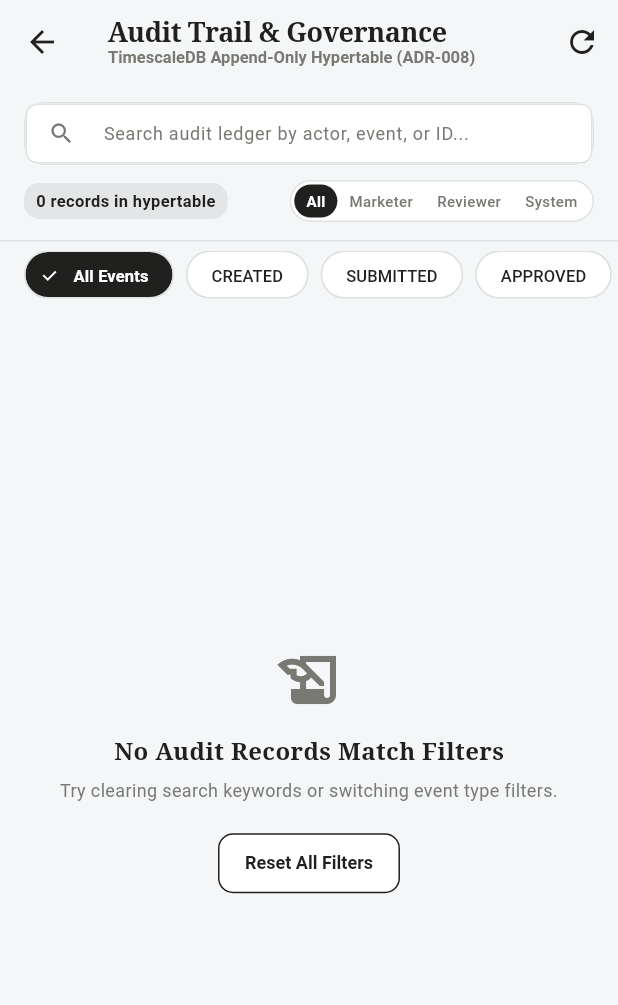
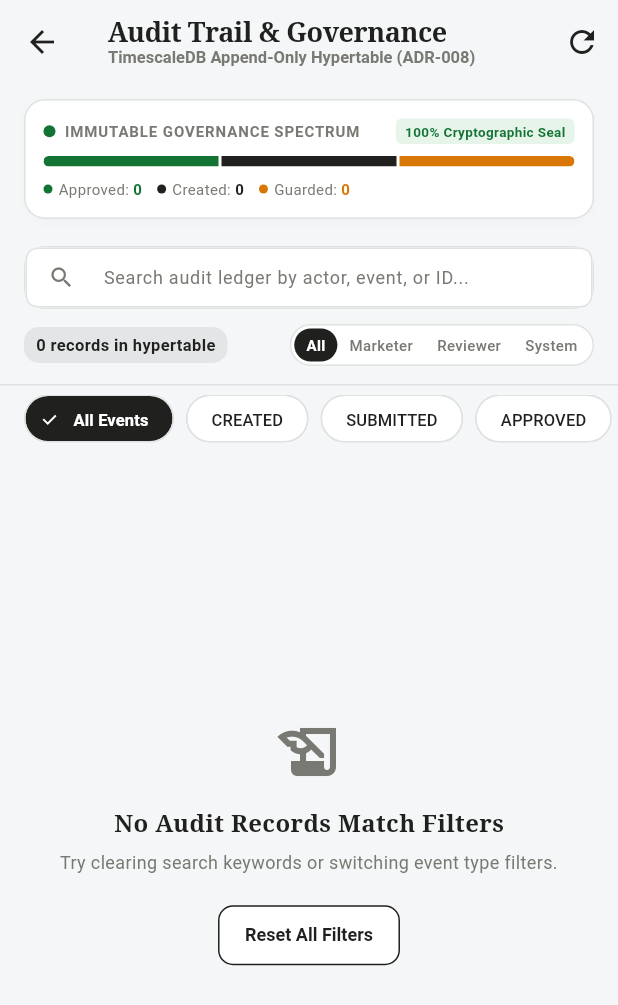
Before and after one commit to dravv-alt/Bit_Loggers_MarTech, a Flutter app: the AuditScreen screen opened directly with empty values, on a phone screen of 412 x 824 dp. Shown: the top 1005 px of the screen. Run offline on Flutter 3.47's test engine with Material 3 defaults, Android fonts, the phone set to English and light mode, and no system bars; network calls fail.

Commit message:
feat(audit): introduce immutable governance telemetry spectrum bar with real-time cryptographic audit distribution

```diff
--- a/bit_loggers_app/lib/screens/audit_screen.dart
+++ b/bit_loggers_app/lib/screens/audit_screen.dart
@@ -1,4 +1,6 @@
 import 'dart:convert';
+import 'dart:math' as math;
+import 'dart:ui';
 import 'package:flutter/material.dart';
 import 'package:intl/intl.dart';
 import '../models/models.dart';
@@ -181,6 +183,9 @@ class _AuditScreenState extends State<AuditScreen> {
               backgroundColor: AppTheme.borderSage,
             ),
 
+          // Immutable Governance Telemetry Spectrum Card
+          _buildGovernanceTelemetryCard(items),
+
           // Search & Filter Header
           Container(
             padding: const EdgeInsets.fromLTRB(16, 12, 16, 12),
@@ -348,6 +353,156 @@ class _AuditScreenState extends State<AuditScreen> {
           ),
         ),
       ),
+    );
+  }
+
+  Widget _buildGovernanceTelemetryCard(List<AuditEventItem> events) {
+    int approvedCount = 0;
+    int createdCount = 0;
+    int guardCount = 0;
+    for (final e in events) {
+      if (e.eventType.contains('APPROVED')) {
+        approvedCount++;
+      } else if (e.eventType.contains('CREATED') || e.eventType.contains('SUBMITTED')) {
+        createdCount++;
+      } else {
+        guardCount++;
+      }
+    }
+    final total = math.max(1, events.length);
+    final approvedFlex = math.max(1, (approvedCount * 100 / total).round());
+    final createdFlex = math.max(1, (createdCount * 100 / total).round());
+    final guardFlex = math.max(1, (guardCount * 100 / total).round());
+
+    return Container(
+      margin: const EdgeInsets.fromLTRB(16, 10, 16, 6),
+      padding: const EdgeInsets.all(12),
+      decoration: BoxDecoration(
+        color: AppTheme.leaf,
+        borderRadius: BorderRadius.circular(14),
+        border: Border.all(color: AppTheme.borderSage),
+        boxShadow: [
+          BoxShadow(
+            color: AppTheme.forge.withOpacity(0.02),
+            blurRadius: 6,
+            offset: const Offset(0, 2),
+          ),
+        ],
+      ),
+      child: Column(
+        crossAxisAlignment: CrossAxisAlignment.start,
+        children: [
+          Row(
+            children: [
+              Container(
+                width: 8,
+                height: 8,
+                decoration: const BoxDecoration(
+                  shape: BoxShape.circle,
+                  color: AppTheme.moss,
+                ),
+              ),
+              const SizedBox(width: 6),
+              const Expanded(
+                child: Text(
+                  'IMMUTABLE GOVERNANCE SPECTRUM',
+                  overflow: TextOverflow.ellipsis,
+                  style: TextStyle(
+                    fontSize: 10,
+                    fontWeight: FontWeight.bold,
+                    color: AppTheme.textSecondary,
+                    letterSpacing: 0.6,
+                  ),
+                ),
+              ),
+              Container(
+                padding: const EdgeInsets.symmetric(horizontal: 6, vertical: 2),
+                decoration: BoxDecoration(
+                  color: AppTheme.statusApprovedBg,
+                  borderRadius: BorderRadius.circular(4),
+                ),
+                child: const Text(
+                  '100% Cryptographic Seal',
+                  style: TextStyle(
+                    fontSize: 9,
+                    fontWeight: FontWeight.bold,
+                    color: AppTheme.statusApproved,
+                  ),
+                ),
+              ),
+            ],
+          ),
+          const SizedBox(height: 8),
+
+          // Visual Multi-Segmented Spectrum Bar
+          ClipRRect(
+            borderRadius: BorderRadius.circular(4),
+            child: SizedBox(
+              height: 7,
+              child: Row(
+                children: [
+                  Expanded(
+                    flex: approvedFlex,
+                    child: Container(color: AppTheme.moss),
+                  ),
+                  const SizedBox(width: 2),
+                  Expanded(
+                    flex: createdFlex,
+                    child: Container(color: AppTheme.forge),
+                  ),
+                  const SizedBox(width: 2),
+                  Expanded(
+                    flex: guardFlex,
+                    child: Container(color: AppTheme.warmAmber),
+                  ),
+                ],
+              ),
+            ),
+          ),
+          const SizedBox(height: 8),
+
+          // Legend chips
+          Wrap(
+            spacing: 10,
+            runSpacing: 4,
+            children: [
+              _buildTelemetryChip('Approved', '$approvedCount', AppTheme.moss),
+              _buildTelemetryChip('Created', '$createdCount', AppTheme.forge),
+              _buildTelemetryChip('Guarded', '$guardCount', AppTheme.warmAmber),
+            ],
+          ),
+        ],
+      ),
+    );
+  }
+
+  Widget _buildTelemetryChip(String label, String count, Color color) {
+    return Row(
+      mainAxisSize: MainAxisSize.min,
+      children: [
+        Container(
+          width: 6,
+          height: 6,
+          decoration: BoxDecoration(
+            shape: BoxShape.circle,
+            color: color,
+          ),
+        ),
+        const SizedBox(width: 4),
+        Text(
+          '$label: ',
+          style: const TextStyle(fontSize: 10, color: AppTheme.textSecondary),
+        ),
+        Text(
+          count,
+          style: TextStyle(
+            fontSize: 10,
+            fontWeight: FontWeight.bold,
+            color: color,
+            fontFeatures: const [FontFeature.tabularFigures()],
+          ),
+        ),
+      ],
     );
   }
 
```
